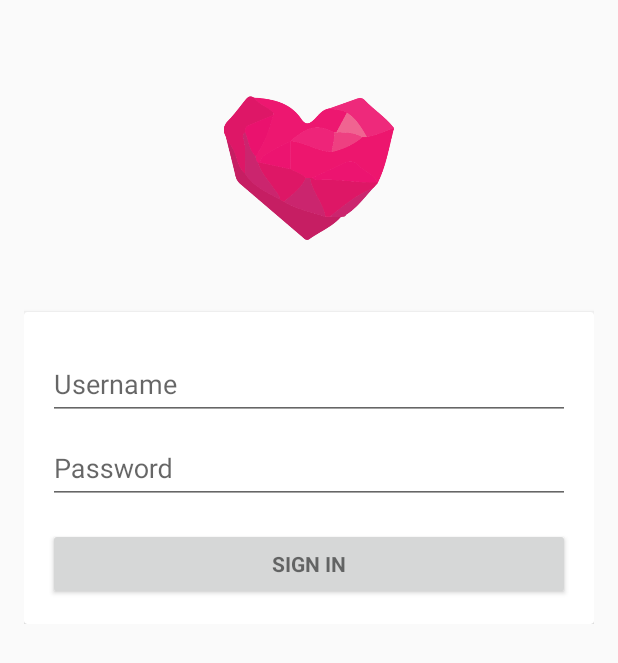
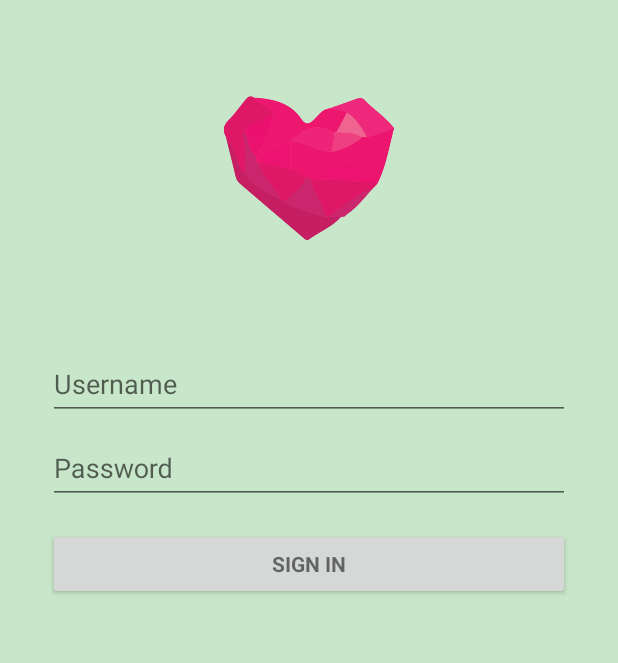
Before and after one commit to guess/hipstar-android, an Android app: the screen it shows after launch (LoginActivity), on a phone screen of 412 x 824 dp. Shown: the top 663 px of the screen. Run offline under Robolectric (Android 15) with nearby library versions, the phone set to English and light mode, and no system bars; libraries missing offline, so code that uses them is left out: retrofit.client.

Commit message:
Updated the login layout and colour scheme

```diff
--- a/Hipstar/app/src/main/res/layout/activity_login.xml
+++ b/Hipstar/app/src/main/res/layout/activity_login.xml
@@ -4,6 +4,7 @@
     android:layout_height="match_parent"
     android:gravity="center_horizontal"
     android:orientation="vertical"
+    android:background="@color/primary_light"
     tools:context="me.hipstar.android.LoginActivity">
 
     <LinearLayout
@@ -18,7 +19,7 @@
             android:layout_margin="48dp"
             android:focusableInTouchMode="true"
             android:src="@drawable/app_icon"
-            android:visibility="visible"/>
+            android:contentDescription="@string/app_name" />
 
         <!-- Login progress -->
         <ProgressBar android:id="@+id/login_progress"
@@ -29,10 +30,6 @@
             android:layout_gravity="center"
             android:visibility="gone"
             />
-
-        <android.support.v7.widget.CardView
-            android:layout_width="match_parent"
-            android:layout_height="wrap_content">
 
         <LinearLayout android:id="@+id/username_login_form"
             android:layout_width="match_parent"
@@ -86,8 +83,6 @@
 
         </LinearLayout>
 
-        </android.support.v7.widget.CardView>
-
     </LinearLayout>
 
 </ScrollView>
--- a/Hipstar/app/src/main/res/values-v21/styles.xml
+++ b/Hipstar/app/src/main/res/values-v21/styles.xml
@@ -3,6 +3,6 @@
         <item name="windowActionBar">false</item>
         <item name="windowNoTitle">true</item>
         <item name="android:windowDrawsSystemBarBackgrounds">true</item>
-        <item name="android:statusBarColor">@android:color/transparent</item>
+        <item name="android:statusBarColor">@color/primary_dark</item>
     </style>
 </resources>
--- a/Hipstar/app/src/main/res/values/colors.xml
+++ b/Hipstar/app/src/main/res/values/colors.xml
@@ -21,18 +21,18 @@
           *******  PRIMARY COLOURS: BLUE  *******
           *************************************** -->
 
-    <color name="colorPrimary">#4CAF50</color>
-    <color name="colorPrimaryLight">#C8E6C9</color>
-    <color name="colorPrimaryDark">#388E3C</color>
+    <color name="primary">#4CAF50</color>
+    <color name="primary_light">#C8E6C9</color>
+    <color name="primary_dark">#388E3C</color>
 
 
     <!--- ***************************************
           *******  ACCENT COLOURS: AMBER  *******
           *************************************** -->
 
-    <color name="colorAccent">#F50057</color>
-    <color name="colorAccentLight">#FF4081</color>
-    <color name="colorAccentDark">#C51162</color>
+    <color name="accent">#F50057</color>
+    <color name="accent_light">#FF4081</color>
+    <color name="accent_dark">#C51162</color>
 
 
     <!--- ***************************************
--- a/Hipstar/app/src/main/res/values/styles.xml
+++ b/Hipstar/app/src/main/res/values/styles.xml
@@ -3,9 +3,9 @@
     <!-- Base application theme. -->
     <style name="AppTheme" parent="Theme.AppCompat.Light.DarkActionBar">
         <!-- Customize your theme here. -->
-        <item name="colorPrimary">@color/colorPrimary</item>
-        <item name="colorPrimaryDark">@color/colorPrimaryDark</item>
-        <item name="colorAccent">@color/colorAccent</item>
+        <item name="colorPrimary">@color/primary</item>
+        <item name="colorPrimaryDark">@color/primary_dark</item>
+        <item name="colorAccent">@color/accent</item>
     </style>
     <style name="AppTheme.NoActionBar">
         <item name="windowActionBar">false</item>
```
Lines whose indentation alone changed are shown as unchanged.
